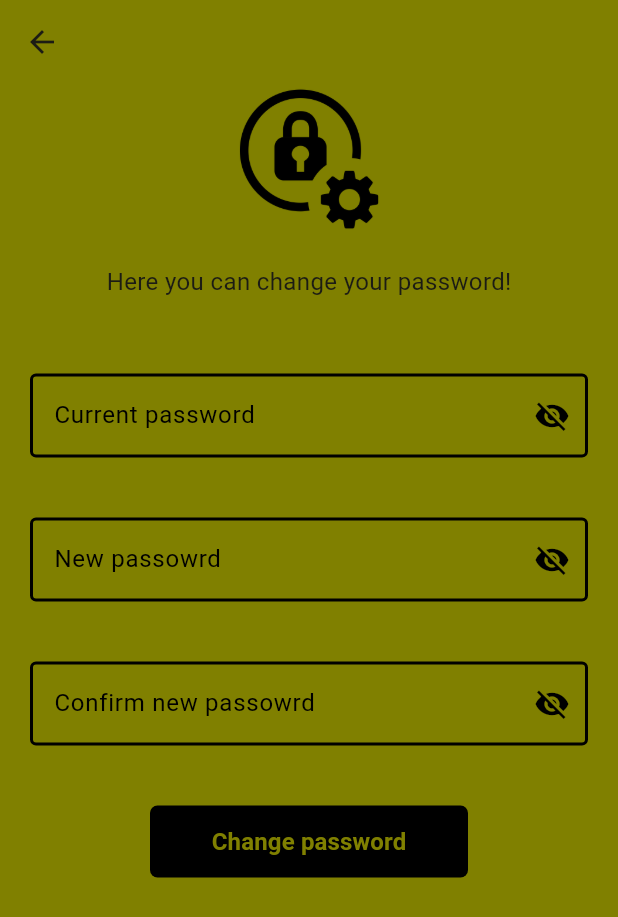
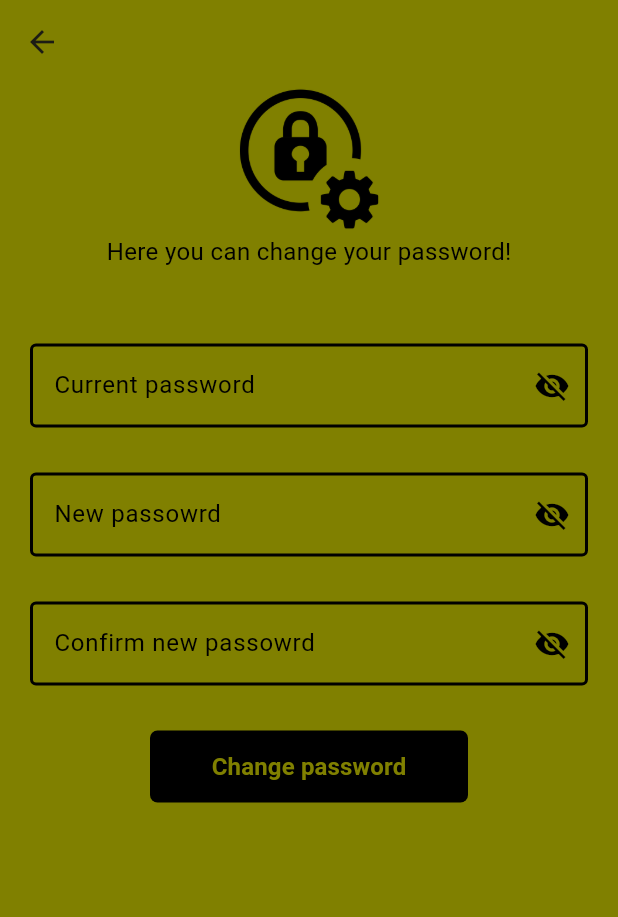
Before and after one commit to ZasaQ/cragon, a Flutter app: the ChangePasswordPage screen opened directly, on a phone screen of 412 x 824 dp. Shown: the top 917 px of the screen. Run offline on Flutter 3.47's test engine with Material 3 defaults, Android fonts, the phone set to English and light mode, and no system bars; our stand-ins replace cached_network_image, camera, cloud_firestore, firebase_auth, firebase_core, firebase_messaging and 3 more; missing offline and left inert: flutter_statusbarcolor_ns; accounts and stored records are empty.

Commit message:
minor change in change passowrd page

```diff
--- a/lib/pages/change_password.dart
+++ b/lib/pages/change_password.dart
@@ -29,27 +29,29 @@ class _ChangePasswordPageState extends State<ChangePasswordPage> {
       body: Column(
         mainAxisAlignment: MainAxisAlignment.center,
         children: <Widget>[
-          const Align(
-            alignment: Alignment.topCenter,
-            child: Image(
-              image: AssetImage('lib/images/change_password_icon.png'),
-              height: 100,
-              width: 100
-            )
+          const Column(
+            children: <Widget>[
+              Align(
+                alignment: Alignment.topCenter,
+                child: Image(
+                  image: AssetImage('lib/images/change_password_icon.png'),
+                  height: 100,
+                  width: 100
+                ),
+              ),
+
+              Center(
+                child: Text('Here you can change your password!',
+                  style: TextStyle(color: Colors.black, fontSize: 16.0)),
+              ),
+            ],
           ),
 
-          const SizedBox(height: 20),
+          const SizedBox(height: 50),
 
           Expanded(
             child: Column(
               children: [
-                const Center(
-                  child: Text('Here you can change your password!',
-                    style: TextStyle(fontSize: 16)),
-                ),
-
-                const SizedBox(height: 50),
-
                 FormTextItem(
                   controller: currentPasswordController,
                   inLabelText: "Current password",
@@ -58,7 +60,7 @@ class _ChangePasswordPageState extends State<ChangePasswordPage> {
                   isPasswordForm: true,
                 ),
 
-                const SizedBox(height: 30),
+                const SizedBox(height: 20),
 
                 FormTextItem(
                   controller: newPasswordController,
@@ -68,7 +70,7 @@ class _ChangePasswordPageState extends State<ChangePasswordPage> {
                   isPasswordForm: true
                 ),
 
-                const SizedBox(height: 30),
+                const SizedBox(height: 20),
 
                 FormTextItem(
                   controller: confirmPasswordController,
@@ -78,7 +80,7 @@ class _ChangePasswordPageState extends State<ChangePasswordPage> {
                   isPasswordForm: true
                 ),
 
-                const SizedBox(height: 30),
+                const SizedBox(height: 20),
 
                 LRButton(inText: "Change password", onPressed: () {
                   AuthenticationServices().changePassword(
```
